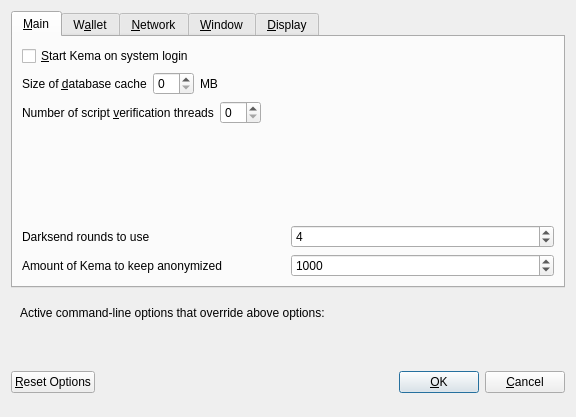
Above: src/qt/forms/optionsdialog.ui from wmcorless/kema before the change. Below: the same form after it.
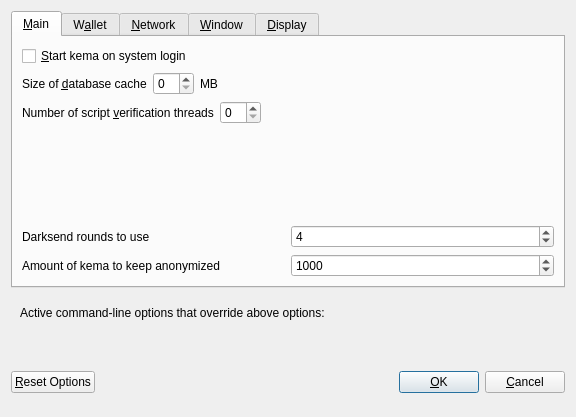
That is the form after the change. Custom widgets are drawn as their Qt base class.

```diff
--- a/src/qt/forms/optionsdialog.ui
+++ b/src/qt/forms/optionsdialog.ui
@@ -33,7 +33,7 @@
           <string>Automatically start Kema after logging in to the system.</string>
          </property>
          <property name="text">
-          <string>&amp;Start Kema on system login</string>
+          <string>&amp;Start kema on system login</string>
          </property>
         </widget>
        </item>
@@ -177,7 +177,7 @@
             <string notr="true"/>
            </property>
            <property name="text">
-            <string>Amount of Kema to keep anonymized</string>
+            <string>Amount of kema to keep anonymized</string>
            </property>
           </widget>
          </item>
```
Left out of the diff: 10 changed lines with no effect on the pictures.
